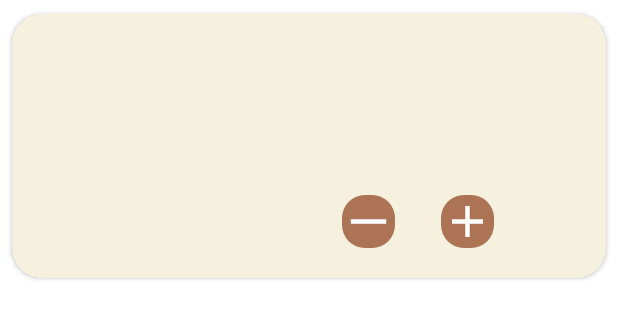
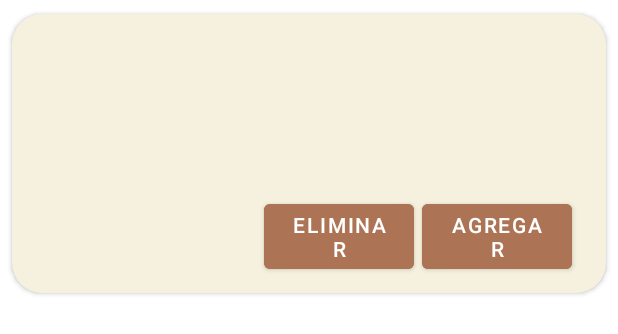
Before and after one commit to repleyva/hartoebuti2.0, an Android app: the layout item_additional.xml on its own in the app's theme, with its tools: preview values and no code run, on a phone screen of 412 x 824 dp. Shown: the top 334 px of the screen. Run offline under Robolectric (Android 15) with nearby library versions, the phone set to English and light mode, and no system bars.

Commit message:
Agregando botones a los adicionales

```diff
--- a/HartoEButi20/app/src/main/res/layout/item_additional.xml
+++ b/HartoEButi20/app/src/main/res/layout/item_additional.xml
@@ -37,7 +37,8 @@
                 <LinearLayout
                     android:layout_width="match_parent"
                     android:layout_height="wrap_content"
-                    android:layout_margin="10dp"
+                    android:layout_marginTop="10dp"
+
                     android:orientation="vertical">
 
                     <TextView
@@ -78,28 +79,22 @@
                         android:gravity="center"
                         android:orientation="horizontal">
 
-                        <ImageView
-                            android:id="@+id/iv_less_additional"
-                            style="@style/button_count"
-                            android:layout_width="wrap_content"
+                        <Button
+                            android:id="@+id/btnLess"
+                            android:layout_width="100dp"
                             android:layout_height="wrap_content"
-                            android:src="@drawable/less" />
+                            android:gravity="center"
+                            android:backgroundTint="@color/main_color"
+                            android:text="Eliminar"
+                            android:layout_marginRight="5dp"/>
 
-                        <TextView
-                            android:layout_width="wrap_content"
+                        <Button
+                            android:id="@+id/btnAdd"
+                            android:layout_width="100dp"
                             android:layout_height="wrap_content"
-                            android:layout_marginLeft="15dp"
-                            android:layout_marginRight="15dp"
                             android:gravity="center"
-                            android:textColor="@color/primary_color"
-                            android:textSize="20sp" />
-
-                        <ImageView
-                            android:id="@+id/iv_add_additional"
-                            style="@style/button_count"
-                            android:layout_width="wrap_content"
-                            android:layout_height="wrap_content"
-                            android:src="@drawable/add" />
+                            android:backgroundTint="@color/main_color"
+                            android:text="Agregar" />
 
                     </LinearLayout>
 
--- a/HartoEButi20/app/src/main/res/layout/item_order.xml
+++ b/HartoEButi20/app/src/main/res/layout/item_order.xml
@@ -75,7 +75,7 @@
                         android:layout_height="wrap_content"
                         android:layout_gravity="end"
                         android:backgroundTint="@color/main_color"
-                        android:text="comprar"></Button>
+                        android:text="comprar" />
 
                 </LinearLayout>
             </LinearLayout>
```
Also changed, not shown: HartoEButi20/app/src/main/java/repleyva/dev/hartoebuti20/adapters/RecyclerViewAddAdapter.kt (+8 -0 lines), HartoEButi20/app/src/main/java/repleyva/dev/hartoebuti20/helpers/MathOperations.kt (+12 -3 lines), HartoEButi20/app/src/main/java/repleyva/dev/hartoebuti20/view/CartActivity.kt (+32 -5 lines), HartoEButi20/app/src/main/java/repleyva/dev/hartoebuti20/viewmodel/OrderViewModel.kt (+11 -0 lines), HartoEButi20/app/src/main/res/layout/activity_cart.xml (+12 -14 lines).
